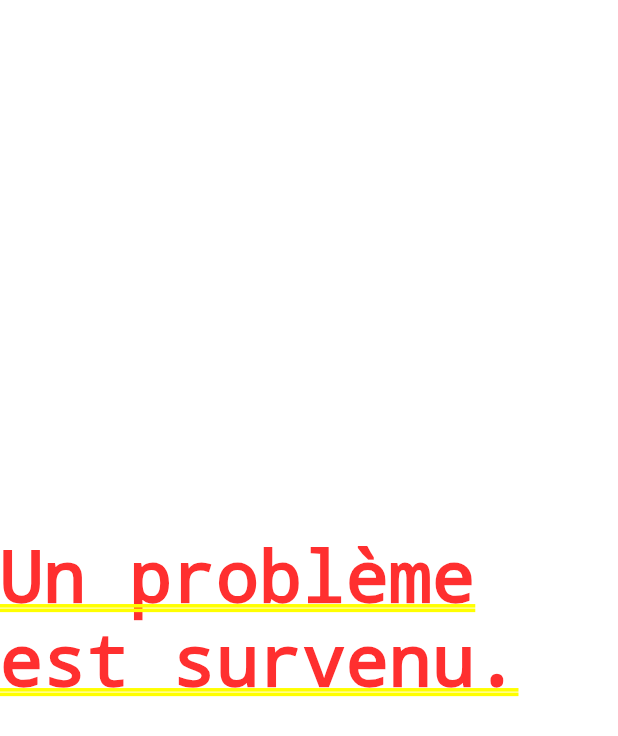
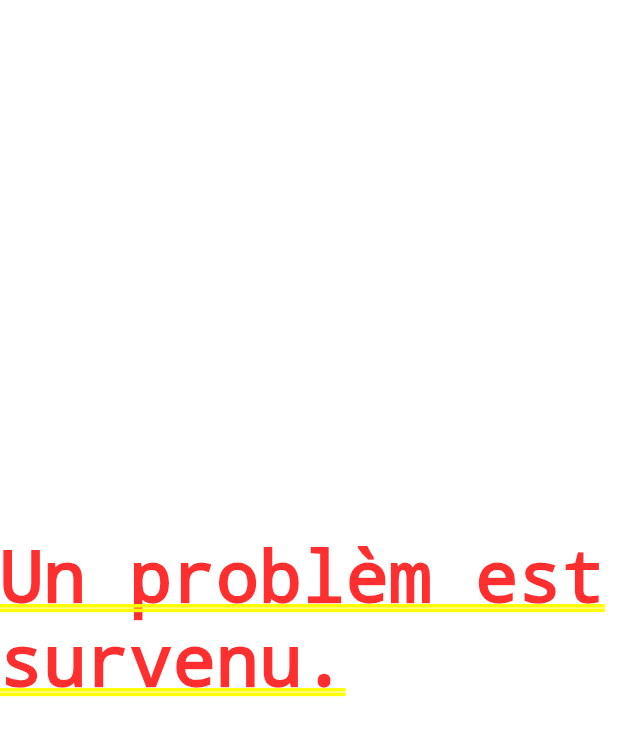
Before and after one commit to Eco-Gest/Frontend-Flutter, a Flutter app: the AccountView screen opened by its route, on a phone screen of 412 x 824 dp. Shown: the top 736 px of the screen. Run offline on Flutter 3.47's test engine with Material 2 defaults, Android fonts, the phone set to English and light mode, and no system bars; our stand-ins replace date_field, email_validator, flutter_bloc, flutter_secure_storage, go_router, google_fonts and 1 more; accounts and stored records are empty.

Commit message:
fix conflict

```diff
--- a/ecogest_front/lib/models/user_model.dart
+++ b/ecogest_front/lib/models/user_model.dart
@@ -65,6 +65,7 @@ class UserModel {
     data["position"] = position;
     data["is_private"] = isPrivate;
     return data;
+  }
 
   static List<SubscriptionModel?>? subscriptionList(
       List<dynamic> responseList) {
--- a/ecogest_front/lib/views/account_view.dart
+++ b/ecogest_front/lib/views/account_view.dart
@@ -81,7 +81,7 @@ class _AccountViewState extends State<AccountView>
                   AccountInfo(user: user!),
                   SizedBox(height: 20),
                   // New Widget: Account Trophies
-                  AccountTrophies(),
+                  AccountTrophies(userId: user!.id!,),
                 ],
               ),
             ),
@@ -98,7 +98,7 @@ class _AccountViewState extends State<AccountView>
     } else {
       // Handle the case where the state is not AuthenticationAuthenticated
       return Center(
-        child: Text('Un problème est survenu.'),
+        child: Text('Un problèm est survenu.'),
       );
     }
   }
```
Also changed, not shown: ecogest_front/lib/views/user_view.dart (+5 -5 lines).
